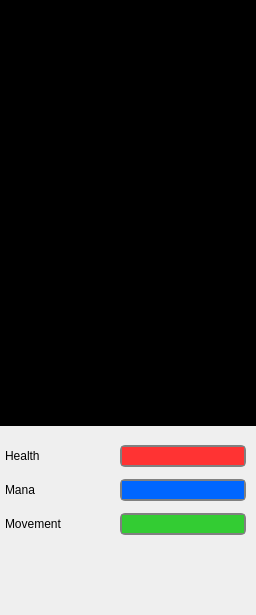
Qt form src/devclient/gui_src/gui_map_ext.ui (develer-staff/devclient) before a commit.
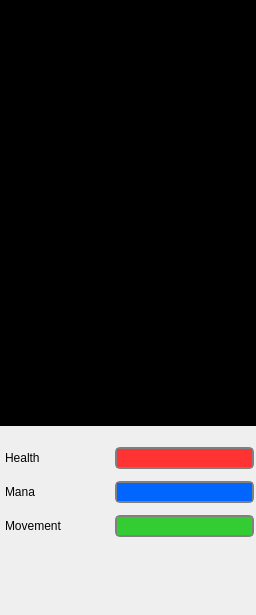
The same form after that commit.

```diff
--- a/src/devclient/gui_src/gui_map_ext.ui
+++ b/src/devclient/gui_src/gui_map_ext.ui
@@ -67,12 +67,24 @@
     <number>21</number>
    </property>
   </widget>
+  <widget class="QFrame" name="box_status" >
+   <property name="geometry" >
+    <rect>
+     <x>0</x>
+     <y>430</y>
+     <width>256</width>
+     <height>131</height>
+    </rect>
+   </property>
+   <property name="frameShape" >
+    <enum>QFrame::NoFrame</enum>
+   </property>
   <widget class="QWidget" name="layoutWidget" >
    <property name="geometry" >
     <rect>
      <x>0</x>
-     <y>433</y>
-     <width>251</width>
+      <y>5</y>
+      <width>256</width>
      <height>116</height>
     </rect>
    </property>
@@ -80,6 +92,12 @@
     <property name="leftMargin" >
      <number>5</number>
     </property>
+     <property name="rightMargin" >
+      <number>2</number>
+     </property>
+     <property name="horizontalSpacing" >
+      <number>0</number>
+     </property>
     <property name="verticalSpacing" >
      <number>5</number>
     </property>
@@ -219,6 +237,7 @@
      </widget>
     </item>
    </layout>
+   </widget>
   </widget>
  </widget>
  <layoutdefault spacing="5" margin="5" />
```
Lines whose indentation alone changed are shown as unchanged.
